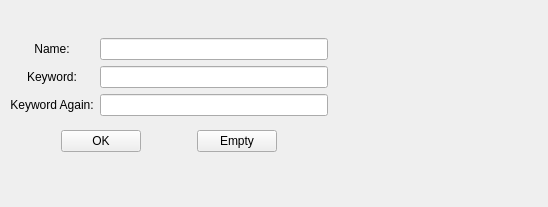
Above: Demo1/TalkingClient/screen/registuser.ui from DeutschThorben/Talking before the change. Below: the same form after it.
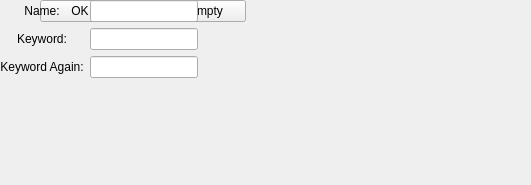
That is the form after the change.

Diff of the .ui file:
```diff
--- a/Demo1/TalkingClient/screen/registuser.ui
+++ b/Demo1/TalkingClient/screen/registuser.ui
@@ -6,8 +6,8 @@
    <rect>
     <x>0</x>
     <y>0</y>
-    <width>548</width>
-    <height>207</height>
+    <width>531</width>
+    <height>185</height>
    </rect>
   </property>
   <property name="windowTitle">
@@ -16,9 +16,9 @@
   <widget class="QWidget" name="layoutWidget">
    <property name="geometry">
     <rect>
-     <x>330</x>
+     <x>270</x>
      <y>30</y>
-     <width>41</width>
+     <width>31</width>
      <height>101</height>
     </rect>
    </property>
@@ -49,9 +49,9 @@
   <widget class="QWidget" name="layoutWidget">
    <property name="geometry">
     <rect>
-     <x>370</x>
+     <x>300</x>
      <y>30</y>
-     <width>151</width>
+     <width>211</width>
      <height>101</height>
     </rect>
    </property>
@@ -79,60 +79,7 @@
     </item>
    </layout>
   </widget>
-  <widget class="QWidget" name="layoutWidget">
-   <property name="geometry">
-    <rect>
-     <x>10</x>
-     <y>30</y>
-     <width>318</width>
-     <height>132</height>
-    </rect>
-   </property>
-   <layout class="QVBoxLayout" name="verticalLayout_3">
-    <item>
-     <layout class="QGridLayout" name="gridLayout">
-      <item row="0" column="0">
-       <widget class="QLabel" name="label">
-        <property name="text">
-         <string>Name:</string>
-        </property>
-        <property name="alignment">
-         <set>Qt::AlignCenter</set>
-        </property>
-       </widget>
-      </item>
-      <item row="0" column="1">
-       <widget class="QLineEdit" name="lineEdit_name"/>
-      </item>
-      <item row="1" column="0">
-       <widget class="QLabel" name="label_2">
-        <property name="text">
-         <string>Keyword:</string>
-        </property>
-        <property name="alignment">
-         <set>Qt::AlignCenter</set>
-        </property>
-       </widget>
-      </item>
-      <item row="1" column="1">
-       <widget class="QLineEdit" name="lineEdit_KW"/>
-      </item>
-      <item row="2" column="0">
-       <widget class="QLabel" name="label_3">
-        <property name="text">
-         <string>Keyword Again:</string>
-        </property>
-        <property name="alignment">
-         <set>Qt::AlignCenter</set>
-        </property>
-       </widget>
-      </item>
-      <item row="2" column="1">
-       <widget class="QLineEdit" name="lineEdit_KWA"/>
-      </item>
-     </layout>
-    </item>
-    <item>
+  <widget class="QWidget" name="">
      <layout class="QHBoxLayout" name="horizontalLayout">
       <item>
        <spacer name="horizontalSpacer_2">
@@ -188,6 +135,47 @@
        </spacer>
       </item>
      </layout>
+  </widget>
+  <widget class="QWidget" name="">
+   <layout class="QGridLayout" name="gridLayout">
+    <item row="1" column="1">
+     <widget class="QLineEdit" name="lineEdit_KW"/>
+    </item>
+    <item row="0" column="1">
+     <widget class="QLineEdit" name="lineEdit_name"/>
+    </item>
+    <item row="0" column="0">
+     <widget class="QLabel" name="label">
+      <property name="text">
+       <string>Name:</string>
+      </property>
+      <property name="alignment">
+       <set>Qt::AlignCenter</set>
+      </property>
+     </widget>
+    </item>
+    <item row="2" column="1">
+     <widget class="QLineEdit" name="lineEdit_KWA"/>
+    </item>
+    <item row="2" column="0">
+     <widget class="QLabel" name="label_3">
+      <property name="text">
+       <string>Keyword Again:</string>
+      </property>
+      <property name="alignment">
+       <set>Qt::AlignCenter</set>
+      </property>
+     </widget>
+    </item>
+    <item row="1" column="0">
+     <widget class="QLabel" name="label_2">
+      <property name="text">
+       <string>Keyword:</string>
+      </property>
+      <property name="alignment">
+       <set>Qt::AlignCenter</set>
+      </property>
+     </widget>
     </item>
    </layout>
   </widget>
```
Lines whose indentation alone changed are shown as unchanged.
